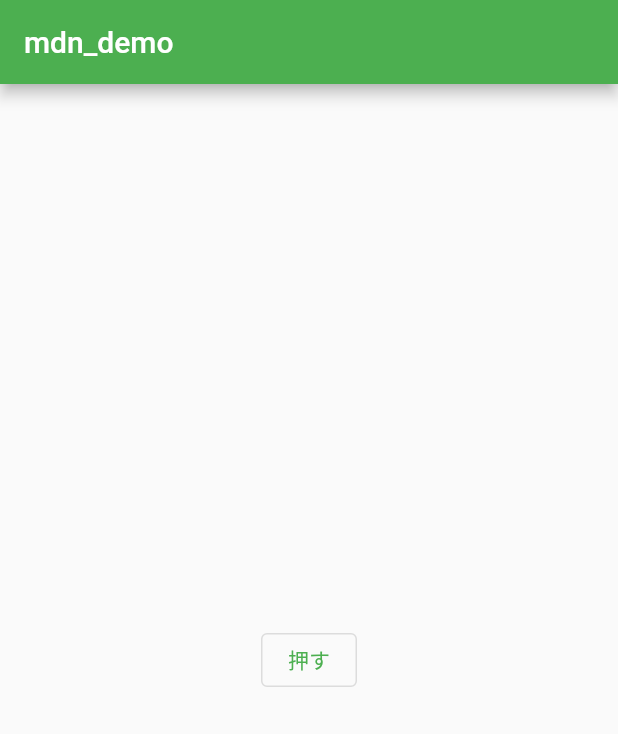
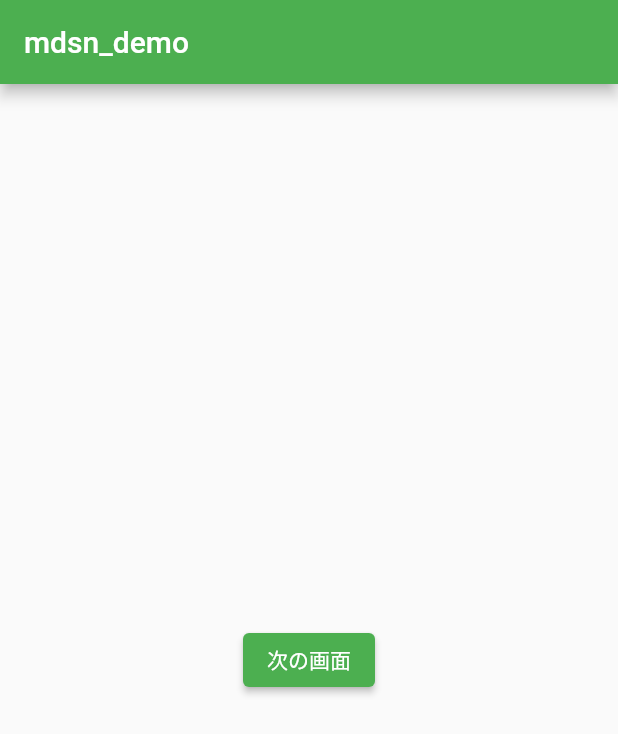
Before and after one commit to yousheng5/mdn_app, a Flutter app: the screen it shows after launch, on a phone screen of 412 x 824 dp. Shown: the top 734 px of the screen. Run offline on Flutter 3.47's test engine with Material 2 defaults, Android fonts, the phone set to English and light mode, and no system bars.

Commit message:
あいう

```diff
--- a/lib/main.dart
+++ b/lib/main.dart
@@ -41,14 +41,14 @@ class _MyHomePageState extends State<MyHomePage> {
   Widget build(BuildContext context) {
     return Scaffold(
         appBar: AppBar(
-          title: Text('mdn_demo'),
+          title: const Text('mdsn_demo'),
         ),
         body: Center(
-          child: OutlinedButton(
+          child: ElevatedButton(
             onPressed: () {
               //何か入れる
             },
-            child: Text('押す'),
+            child: const Text('次の画面'),
           ),
         ));
   }
```
